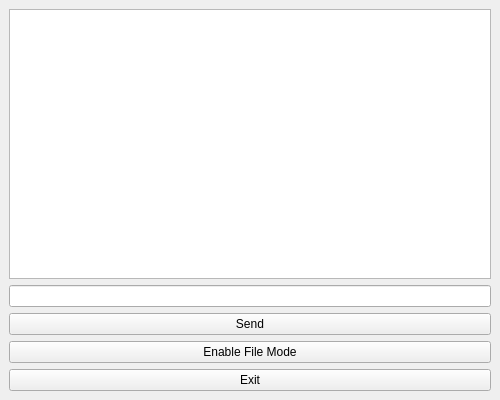
Qt form ai-assistant/ui/chat_interface.ui (not-dispersion/local-ai-assistant) before a commit.
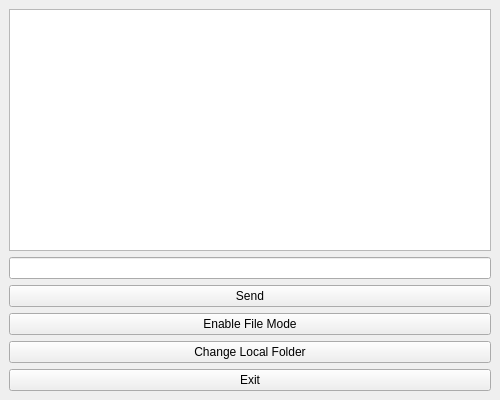
The same form after that commit.

Commit message: added an ability to change the destinition of the local folder with markdown files

Patch:
```diff
--- a/ai-assistant/ui/chat_interface.ui
+++ b/ai-assistant/ui/chat_interface.ui
@@ -38,6 +38,13 @@
       </property>
      </widget>
     </item>
+    <item>
+     <widget class="QPushButton" name="changeFolderButton">
+      <property name="text">
+       <string>Change Local Folder</string>
+      </property>
+     </widget>
+    </item>
     <item>
      <widget class="QPushButton" name="exitButton">
       <property name="text">
```
The commit also changes 2 other files.
